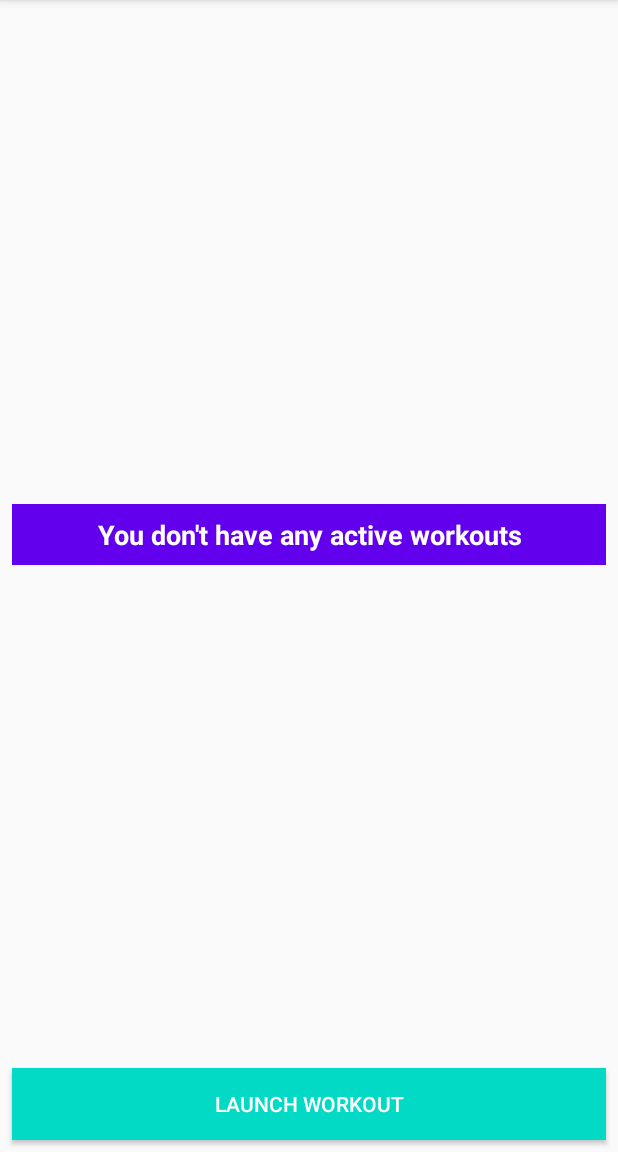
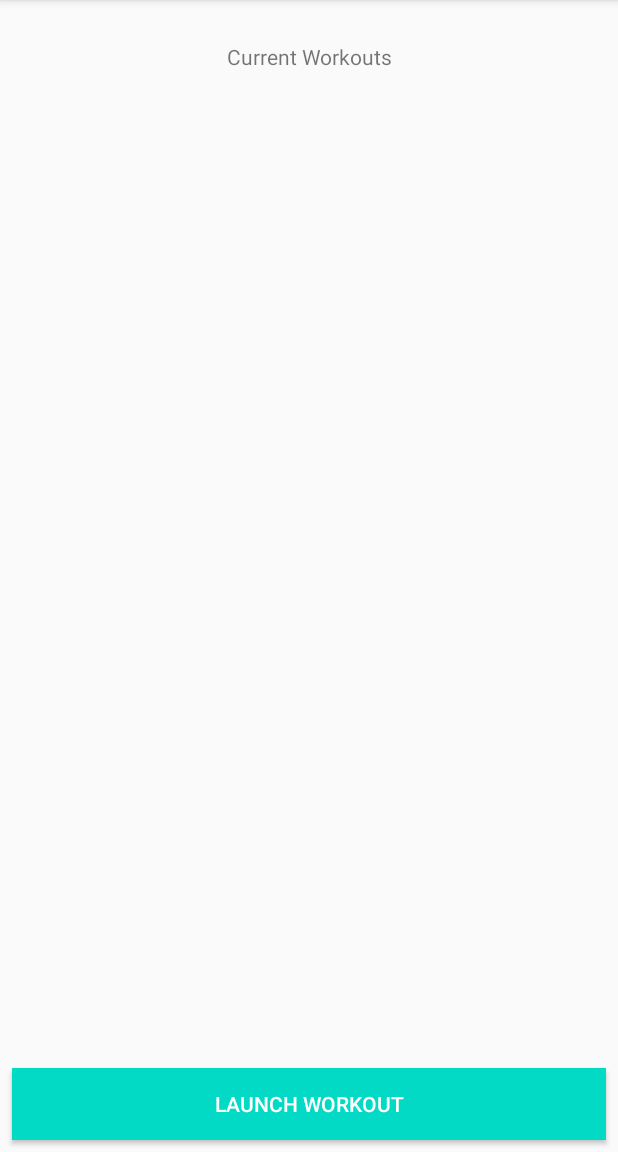
Before and after one commit to sbaadsgaard/WorkoutJournal, an Android app: the screen it shows after launch (MainActivity), on a phone screen of 412 x 824 dp, the part 84-1236 px from its top. Run offline under Robolectric (Android 15) with nearby library versions, the phone set to English and light mode, and no system bars.

Commit message:
New dummy elements

```diff
--- a/app/src/main/res/layout/activity_main.xml
+++ b/app/src/main/res/layout/activity_main.xml
@@ -5,25 +5,6 @@
     android:layout_width="match_parent"
     android:layout_height="match_parent"
     tools:context=".MainActivity">
-
-    <TextView
-        android:id="@+id/no_workouts"
-        android:layout_width="0dp"
-        android:layout_height="wrap_content"
-        android:layout_marginStart="8dp"
-        android:layout_marginEnd="8dp"
-        android:background="@color/colorPrimary"
-        android:text="@string/txt_no_workouts"
-        android:textAlignment="center"
-        android:textColor="@android:color/white"
-        android:textSize="18sp"
-        android:textStyle="bold"
-        android:padding="8dp"
-        app:layout_constraintBottom_toTopOf="@+id/btn_launch"
-        app:layout_constraintEnd_toEndOf="parent"
-        app:layout_constraintStart_toStartOf="parent"
-        app:layout_constraintTop_toTopOf="parent" />
-
     <Button
         android:id="@+id/btn_launch"
         android:layout_width="0dp"
@@ -38,4 +19,19 @@
         app:layout_constraintBottom_toBottomOf="parent"
         app:layout_constraintEnd_toEndOf="parent"
         app:layout_constraintStart_toStartOf="parent" />
+
+    <TextView
+        android:id="@+id/textView"
+        android:layout_width="0dp"
+        android:layout_height="wrap_content"
+        android:layout_marginStart="16dp"
+        android:layout_marginTop="8dp"
+        android:layout_marginEnd="16dp"
+        android:layout_marginBottom="8dp"
+        android:padding="20dp"
+        android:text="@string/frontpage_header"
+        android:textAlignment="center"
+        app:layout_constraintEnd_toEndOf="parent"
+        app:layout_constraintStart_toStartOf="parent"
+        app:layout_constraintTop_toTopOf="parent" />
 </androidx.constraintlayout.widget.ConstraintLayout>
--- a/app/src/main/res/values/strings.xml
+++ b/app/src/main/res/values/strings.xml
@@ -2,4 +2,5 @@
     <string name="app_name">WorkoutJournal</string>
     <string name="txt_no_workouts">You don\'t have any active workouts</string>
     <string name="btn_label_launch">Launch workout</string>
+    <string name="frontpage_header">Current Workouts</string>
 </resources>
```
